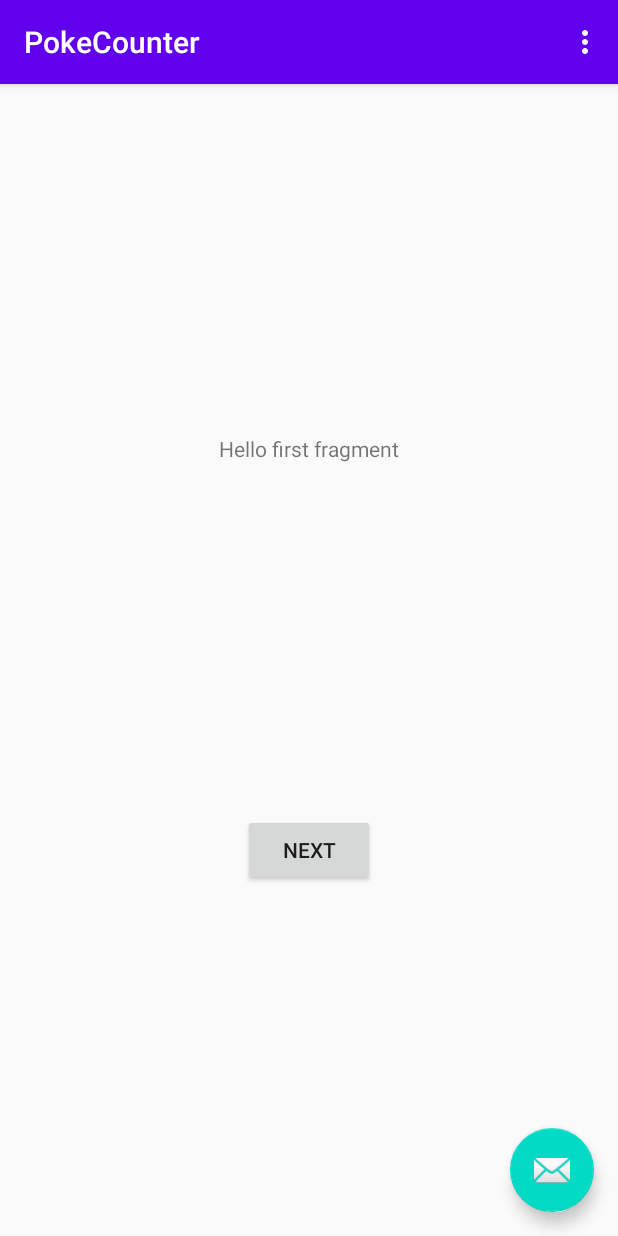
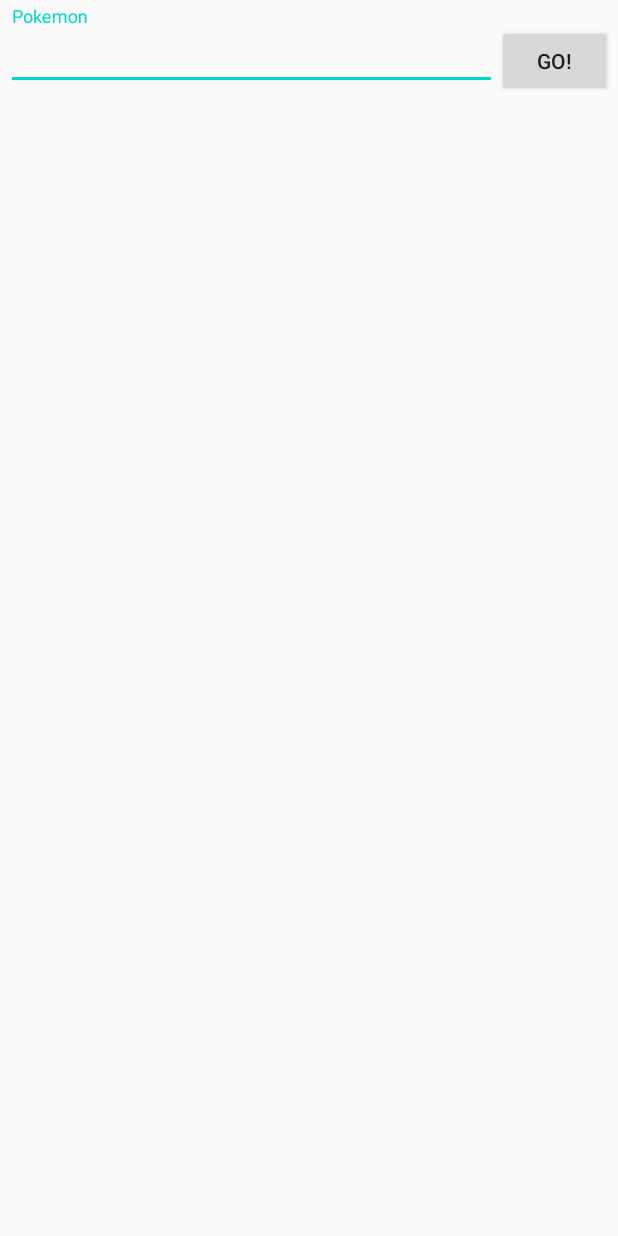
Before and after one commit to Roflcoffel/PokeCounter, an Android app: the screen it shows after launch (MainActivity), on a phone screen of 412 x 824 dp. Run offline under Robolectric (Android 15) with nearby library versions, the phone set to English and light mode, and no system bars; our stand-ins replace Volley; network calls fail.

```diff
--- a/app/src/main/AndroidManifest.xml
+++ b/app/src/main/AndroidManifest.xml
@@ -2,7 +2,10 @@
 <manifest xmlns:android="http://schemas.android.com/apk/res/android"
     package="se.roflcoffel.pokecounter">
 
+    <uses-permission android:name="android.permission.INTERNET"></uses-permission>
+
     <application
+
         android:allowBackup="true"
         android:icon="@mipmap/ic_launcher"
         android:label="@string/app_name"
--- a/app/src/main/java/se/roflcoffel/pokecounter/FirstFragment.kt
+++ /dev/null
@@ -1,31 +0,0 @@
-package se.roflcoffel.pokecounter
-
-import android.os.Bundle
-import androidx.fragment.app.Fragment
-import android.view.LayoutInflater
-import android.view.View
-import android.view.ViewGroup
-import android.widget.Button
-import androidx.navigation.fragment.findNavController
-
-/**
- * A simple [Fragment] subclass as the default destination in the navigation.
- */
-class FirstFragment : Fragment() {
-
-    override fun onCreateView(
-            inflater: LayoutInflater, container: ViewGroup?,
-            savedInstanceState: Bundle?
-    ): View? {
-        // Inflate the layout for this fragment
-        return inflater.inflate(R.layout.fragment_first, container, false)
-    }
-
-    override fun onViewCreated(view: View, savedInstanceState: Bundle?) {
-        super.onViewCreated(view, savedInstanceState)
-
-        view.findViewById<Button>(R.id.button_first).setOnClickListener {
-            findNavController().navigate(R.id.action_FirstFragment_to_SecondFragment)
-        }
-    }
-}
--- a/app/src/main/java/se/roflcoffel/pokecounter/MainActivity.kt
+++ b/app/src/main/java/se/roflcoffel/pokecounter/MainActivity.kt
@@ -1,41 +1,107 @@
 package se.roflcoffel.pokecounter
 
 import android.os.Bundle
-import android.view.Menu
-import android.view.MenuItem
+import android.widget.Button
+import android.widget.TextView
 import androidx.appcompat.app.AppCompatActivity
-import com.google.android.material.floatingactionbutton.FloatingActionButton
-import com.google.android.material.snackbar.Snackbar
-import me.sargunvohra.lib.pokekotlin.client.PokeApiClient
+import com.android.volley.Request
+import com.android.volley.RequestQueue
+import com.android.volley.Response
+import com.android.volley.toolbox.JsonObjectRequest
+import com.android.volley.toolbox.Volley
+import com.google.android.material.textfield.TextInputEditText
+import org.json.JSONArray
+import org.json.JSONObject
 
+//Download all the Types
+//Get all types, and cache them locally
+//also save them in a Map, where the key is the name of the type.
+//so we can easily assign it to a pokemon later.
+
+//The Type Screen
+//create a new activity page for selecting types with icons
+//either have tabs or a swipe right, to view it.
+
+//Cache Everything
+//to cache we can try to use SharedPreferences, there do not seem to be
+//a limit, but if we end up storing more than 1MB, then create a file instead.
 class MainActivity : AppCompatActivity() {
+    private lateinit var mTextViewResult : TextView;
+    private lateinit var mQueue : RequestQueue;
+    private var typeMap : MutableMap<String, Type> = mutableMapOf();
 
     override fun onCreate(savedInstanceState: Bundle?) {
         super.onCreate(savedInstanceState)
         setContentView(R.layout.activity_main)
-        setSupportActionBar(findViewById(R.id.toolbar))
 
-        findViewById<FloatingActionButton>(R.id.fab).setOnClickListener { view ->
-            Snackbar.make(view, "Replace with your own action", Snackbar.LENGTH_LONG)
-                    .setAction("Action", null).show()
+        mTextViewResult = findViewById(R.id.text_view)
+
+        var textInput : TextInputEditText = findViewById(R.id.input_text)
+        var buttonGo : Button = findViewById(R.id.button_go)
+
+        mQueue = Volley.newRequestQueue(this)
+
+        var allTypes : Array<TypeElement> = TypeElement.values()
+
+        allTypes.forEach { type -> getTypes("${type.ordinal+1}") }
+
+        buttonGo.setOnClickListener {
+            getPokemon("${textInput.text}")
         }
-
-        val pokeApi = PokeApiClient()
     }
 
-    override fun onCreateOptionsMenu(menu: Menu): Boolean {
-        // Inflate the menu; this adds items to the action bar if it is present.
-        menuInflater.inflate(R.menu.menu_main, menu)
-        return true
+    private fun getPokemon(endpoint: String) {
+        val url = "https://pokeapi.co/api/v2/pokemon/$endpoint"
+
+        val jsonObjectRequest = JsonObjectRequest(Request.Method.GET, url, null,
+            Response.Listener { response ->
+                val JSONtypes : JSONArray = response.getJSONArray("types")
+                val name : String = response.getString("name")
+                val id : Int = response.getInt("id")
+
+                var types : Array<Type?> = arrayOfNulls(2)
+
+                for(i in 0 until JSONtypes.length())
+                {
+                    val type = JSONtypes.getJSONObject(i)
+                                        .getJSONObject("type")
+                                        .getString("name")
+
+                    //types[i] = typeMap[type]
+                }
+
+                val testPoke : Pokemon = Pokemon(id, name, types)
+
+                mTextViewResult.append(testPoke.toString())
+            },
+            Response.ErrorListener { error ->
+                error.printStackTrace()
+            }
+        )
+
+        mQueue.add(jsonObjectRequest);
     }
 
-    override fun onOptionsItemSelected(item: MenuItem): Boolean {
-        // Handle action bar item clicks here. The action bar will
-        // automatically handle clicks on the Home/Up button, so long
-        // as you specify a parent activity in AndroidManifest.xml.
-        return when (item.itemId) {
-            R.id.action_settings -> true
-            else -> super.onOptionsItemSelected(item)
-        }
+    private fun getTypes(endpoint: String) {
+        val url = "https://pokeapi.co/api/v2/type/$endpoint"
+
+        val jsonObjectRequest = JsonObjectRequest(Request.Method.GET, url, null,
+            Response.Listener { response ->
+                val name : String = response.getString("name")
+                val jsonRelation : JSONObject = response.getJSONObject("damage_relations")
+
+                var dmgRelation = DamageRelation()
+                dmgRelation.MapJSON(jsonRelation);
+
+                //typeMap[name] = Type(TypeElement.valueOf(name), dmgRelation)
+
+
+            },
+            Response.ErrorListener { error ->
+                error.printStackTrace()
+            }
+        )
+
+        mQueue.add(jsonObjectRequest);
     }
 }
--- /dev/null
+++ b/app/src/main/java/se/roflcoffel/pokecounter/TypeElement.kt
@@ -0,0 +1,9 @@
+package se.roflcoffel.pokecounter
+
+//Id : is ordinal+1
+enum class TypeElement {
+    NORMAL, FIGHTING, FLYING,
+    POISON, GROUND, ROCK,
+    BUG, GHOST, STEEL, FIRE, WATER, GRASS,
+    ELECTRIC, PSYCHIC, ICE, DRAGON, DARK, FAIRY
+}
--- a/app/src/main/res/layout/activity_main.xml
+++ b/app/src/main/res/layout/activity_main.xml
@@ -1,33 +1,43 @@
 <?xml version="1.0" encoding="utf-8"?>
-<androidx.coordinatorlayout.widget.CoordinatorLayout xmlns:android="http://schemas.android.com/apk/res/android"
-    xmlns:app="http://schemas.android.com/apk/res-auto"
-    xmlns:tools="http://schemas.android.com/tools"
+<RelativeLayout xmlns:android="http://schemas.android.com/apk/res/android"
     android:layout_width="match_parent"
-    android:layout_height="match_parent"
-    tools:context=".MainActivity">
+    android:layout_height="match_parent" >
 
-    <com.google.android.material.appbar.AppBarLayout
+    <LinearLayout
+        android:layout_margin="4dp"
         android:layout_width="match_parent"
         android:layout_height="wrap_content"
-        android:theme="@style/AppTheme.AppBarOverlay">
+        android:orientation="horizontal">
 
-        <androidx.appcompat.widget.Toolbar
-            android:id="@+id/toolbar"
-            android:layout_width="match_parent"
-            android:layout_height="?attr/actionBarSize"
-            android:background="?attr/colorPrimary"
-            app:popupTheme="@style/AppTheme.PopupOverlay" />
+        <com.google.android.material.textfield.TextInputLayout
+            android:layout_width="wrap_content"
+            android:layout_weight=".80"
+            android:layout_height="wrap_content">
 
-    </com.google.android.material.appbar.AppBarLayout>
+            <com.google.android.material.textfield.TextInputEditText
+                android:id="@+id/input_text"
+                android:layout_width="match_parent"
+                android:layout_height="wrap_content"
+                android:hint="@string/input_hint" />
 
-    <include layout="@layout/content_main" />
+        </com.google.android.material.textfield.TextInputLayout>
 
-    <com.google.android.material.floatingactionbutton.FloatingActionButton
-        android:id="@+id/fab"
-        android:layout_width="wrap_content"
+        <Button
+            android:id="@+id/button_go"
+            android:layout_marginTop="2dp"
+            android:layout_width="0dp"
+            android:layout_weight=".20"
+            android:layout_height="wrap_content"
+            android:text="@string/input_submit" />
+
+    </LinearLayout>
+
+    <TextView
+        android:id="@+id/text_view"
+        android:layout_width="match_parent"
         android:layout_height="wrap_content"
-        android:layout_gravity="bottom|end"
-        android:layout_margin="@dimen/fab_margin"
-        app:srcCompat="@android:drawable/ic_dialog_email" />
+        android:layout_marginTop="60dp"
+        android:textColor="@android:color/black"
+        android:textSize="26sp" />
 
-</androidx.coordinatorlayout.widget.CoordinatorLayout>
+</RelativeLayout>
--- a/app/src/main/res/layout/content_main.xml
+++ /dev/null
@@ -1,19 +0,0 @@
-<?xml version="1.0" encoding="utf-8"?>
-<androidx.constraintlayout.widget.ConstraintLayout xmlns:android="http://schemas.android.com/apk/res/android"
-    xmlns:app="http://schemas.android.com/apk/res-auto"
-    android:layout_width="match_parent"
-    android:layout_height="match_parent"
-    app:layout_behavior="@string/appbar_scrolling_view_behavior">
-
-    <fragment
-        android:id="@+id/nav_host_fragment"
-        android:name="androidx.navigation.fragment.NavHostFragment"
-        android:layout_width="0dp"
-        android:layout_height="0dp"
-        app:defaultNavHost="true"
-        app:layout_constraintBottom_toBottomOf="parent"
-        app:layout_constraintLeft_toLeftOf="parent"
-        app:layout_constraintRight_toRightOf="parent"
-        app:layout_constraintTop_toTopOf="parent"
-        app:navGraph="@navigation/nav_graph" />
-</androidx.constraintlayout.widget.ConstraintLayout>
--- a/app/src/main/res/layout/fragment_first.xml
+++ /dev/null
@@ -1,28 +0,0 @@
-<?xml version="1.0" encoding="utf-8"?>
-<androidx.constraintlayout.widget.ConstraintLayout xmlns:android="http://schemas.android.com/apk/res/android"
-    xmlns:app="http://schemas.android.com/apk/res-auto"
-    xmlns:tools="http://schemas.android.com/tools"
-    android:layout_width="match_parent"
-    android:layout_height="match_parent"
-    tools:context=".FirstFragment">
-
-    <TextView
-        android:id="@+id/textview_first"
-        android:layout_width="wrap_content"
-        android:layout_height="wrap_content"
-        android:text="@string/hello_first_fragment"
-        app:layout_constraintBottom_toTopOf="@id/button_first"
-        app:layout_constraintEnd_toEndOf="parent"
-        app:layout_constraintStart_toStartOf="parent"
-        app:layout_constraintTop_toTopOf="parent" />
-
-    <Button
-        android:id="@+id/button_first"
-        android:layout_width="wrap_content"
-        android:layout_height="wrap_content"
-        android:text="@string/next"
-        app:layout_constraintBottom_toBottomOf="parent"
-        app:layout_constraintEnd_toEndOf="parent"
-        app:layout_constraintStart_toStartOf="parent"
-        app:layout_constraintTop_toBottomOf="@id/textview_first" />
-</androidx.constraintlayout.widget.ConstraintLayout>
--- a/app/src/main/res/menu/menu_main.xml
+++ /dev/null
@@ -1,10 +0,0 @@
-<menu xmlns:android="http://schemas.android.com/apk/res/android"
-    xmlns:app="http://schemas.android.com/apk/res-auto"
-    xmlns:tools="http://schemas.android.com/tools"
-    tools:context="se.roflcoffel.pokecounter.MainActivity">
-    <item
-        android:id="@+id/action_settings"
-        android:orderInCategory="100"
-        android:title="@string/action_settings"
-        app:showAsAction="never" />
-</menu>
--- a/app/src/main/res/navigation/nav_graph.xml
+++ /dev/null
@@ -1,28 +0,0 @@
-<?xml version="1.0" encoding="utf-8"?>
-<navigation xmlns:android="http://schemas.android.com/apk/res/android"
-    xmlns:app="http://schemas.android.com/apk/res-auto"
-    xmlns:tools="http://schemas.android.com/tools"
-    android:id="@+id/nav_graph"
-    app:startDestination="@id/FirstFragment">
-
-    <fragment
-        android:id="@+id/FirstFragment"
-        android:name="se.roflcoffel.pokecounter.FirstFragment"
-        android:label="@string/first_fragment_label"
-        tools:layout="@layout/fragment_first">
-
-        <action
-            android:id="@+id/action_FirstFragment_to_SecondFragment"
-            app:destination="@id/SecondFragment" />
-    </fragment>
-    <fragment
-        android:id="@+id/SecondFragment"
-        android:name="se.roflcoffel.pokecounter.SecondFragment"
-        android:label="@string/second_fragment_label"
-        tools:layout="@layout/fragment_second">
-
-        <action
-            android:id="@+id/action_SecondFragment_to_FirstFragment"
-            app:destination="@id/FirstFragment" />
-    </fragment>
-</navigation>
--- a/app/src/main/res/values/strings.xml
+++ b/app/src/main/res/values/strings.xml
@@ -1,12 +1,5 @@
 <resources>
     <string name="app_name">PokeCounter</string>
-    <string name="action_settings">Settings</string>
-    <!-- Strings used for fragments for navigation -->
-    <string name="first_fragment_label">First Fragment</string>
-    <string name="second_fragment_label">Second Fragment</string>
-    <string name="next">Next</string>
-    <string name="previous">Previous</string>
-
-    <string name="hello_first_fragment">Hello first fragment</string>
-    <string name="hello_second_fragment">Hello second fragment. Arg: %1$s</string>
+    <string name="input_hint">Pokemon</string>
+    <string name="input_submit">Go!</string>
 </resources>
```
Also changed, not shown: app/build.gradle (+2 -6 lines), app/src/main/java/se/roflcoffel/pokecounter/DamageRelation.kt (added, +50 -0 lines), app/src/main/java/se/roflcoffel/pokecounter/Pokemon.kt (added, +27 -0 lines), app/src/main/java/se/roflcoffel/pokecounter/SecondFragment.kt (deleted, +0 -31 lines), app/src/main/java/se/roflcoffel/pokecounter/Type.kt (added, +7 -0 lines), app/src/main/res/layout/fragment_second.xml (deleted, +0 -27 lines), 2 other files.
